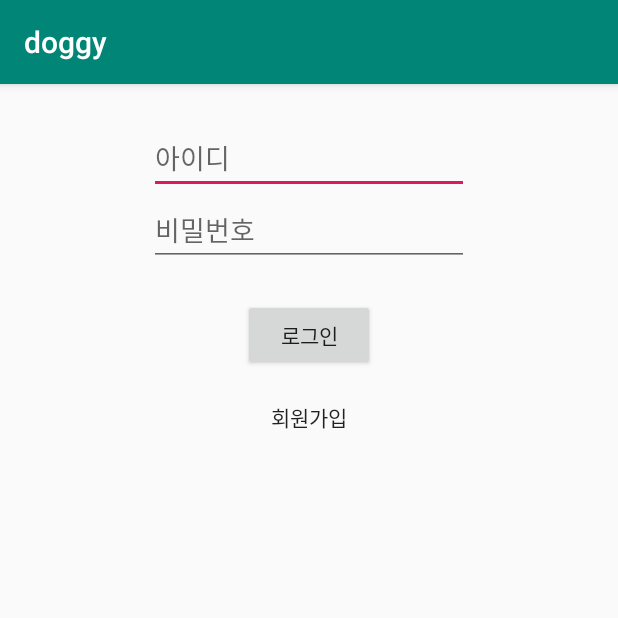
After one commit to whale22/capstone4-2project, an Android app: the login screen opened directly, with no data from a screen before it, on a phone screen of 412 x 824 dp, the top half of it. The commit adds this screen. Run offline under Robolectric (Android 15) with nearby library versions, the phone set to English and light mode, and no system bars.

Commit message:
로그인화면(연결아직안함)

```diff
--- a/app/build.gradle
+++ b/app/build.gradle
@@ -22,6 +22,7 @@ dependencies {
     implementation fileTree(dir: 'libs', include: ['*.jar'])
     implementation 'com.android.support:appcompat-v7:28.0.0'
     implementation 'com.android.support.constraint:constraint-layout:1.1.3'
+    implementation 'com.android.support:design:28.0.0'
     testImplementation 'junit:junit:4.12'
     androidTestImplementation 'com.android.support.test:runner:1.0.2'
     androidTestImplementation 'com.android.support.test.espresso:espresso-core:3.0.2'
--- /dev/null
+++ b/app/src/main/java/com/example/user/doggy/login.java
@@ -0,0 +1,13 @@
+package com.example.user.doggy;
+
+import android.support.v7.app.AppCompatActivity;
+import android.os.Bundle;
+
+public class login extends AppCompatActivity {
+
+    @Override
+    protected void onCreate(Bundle savedInstanceState) {
+        super.onCreate(savedInstanceState);
+        setContentView(R.layout.activity_login);
+    }
+}
--- /dev/null
+++ b/app/src/main/res/layout/activity_login.xml
@@ -0,0 +1,48 @@
+<?xml version="1.0" encoding="utf-8"?>
+<RelativeLayout xmlns:android="http://schemas.android.com/apk/res/android"
+    xmlns:app="http://schemas.android.com/apk/res-auto"
+    xmlns:tools="http://schemas.android.com/tools"
+    android:layout_width="match_parent"
+    android:layout_height="match_parent"
+    tools:context=".login">
+
+    <EditText
+        android:layout_width="wrap_content"
+        android:layout_height="wrap_content"
+        android:id="@+id/idText"
+        android:layout_marginTop="25dp"
+        android:hint="아이디"
+        android:ems="10"
+        android:inputType="textPersonName"
+        android:layout_alignParentTop="true"
+        android:layout_centerHorizontal="true"/>
+
+    <EditText
+        android:layout_width="wrap_content"
+        android:layout_height="wrap_content"
+        android:id="@+id/passwordText"
+        android:ems="10"
+        android:hint="비밀번호"
+        android:inputType="textPassword"
+        android:layout_below="@id/idText"
+        android:layout_alignStart="@id/idText" />
+
+    <Button
+        android:id="@+id/loginButton"
+        android:layout_width="wrap_content"
+        android:layout_height="wrap_content"
+        android:layout_marginTop="22dp"
+        android:text="로그인"
+        android:layout_below="@id/passwordText"
+        android:layout_centerHorizontal="true"/>
+
+    <TextView
+        android:layout_width="wrap_content"
+        android:layout_height="wrap_content"
+        android:id="@+id/registerButton"
+        android:text="회원가입"
+        android:textAppearance="@style/TextAppearance.AppCompat"
+        android:layout_below="@+id/loginButton"
+        android:layout_centerHorizontal="true"
+        android:layout_marginTop="20dp"/>
+</RelativeLayout>
--- /dev/null
+++ b/app/src/main/res/values/dimens.xml
@@ -0,0 +1,5 @@
+<resources>
+    <!-- Default screen margins, per the Android Design guidelines. -->
+    <dimen name="activity_horizontal_margin">16dp</dimen>
+    <dimen name="activity_vertical_margin">16dp</dimen>
+</resources>
```
Also changed, not shown: app/src/main/AndroidManifest.xml (+7 -1 lines), app/src/main/res/values/strings.xml (+13 -0 lines).
